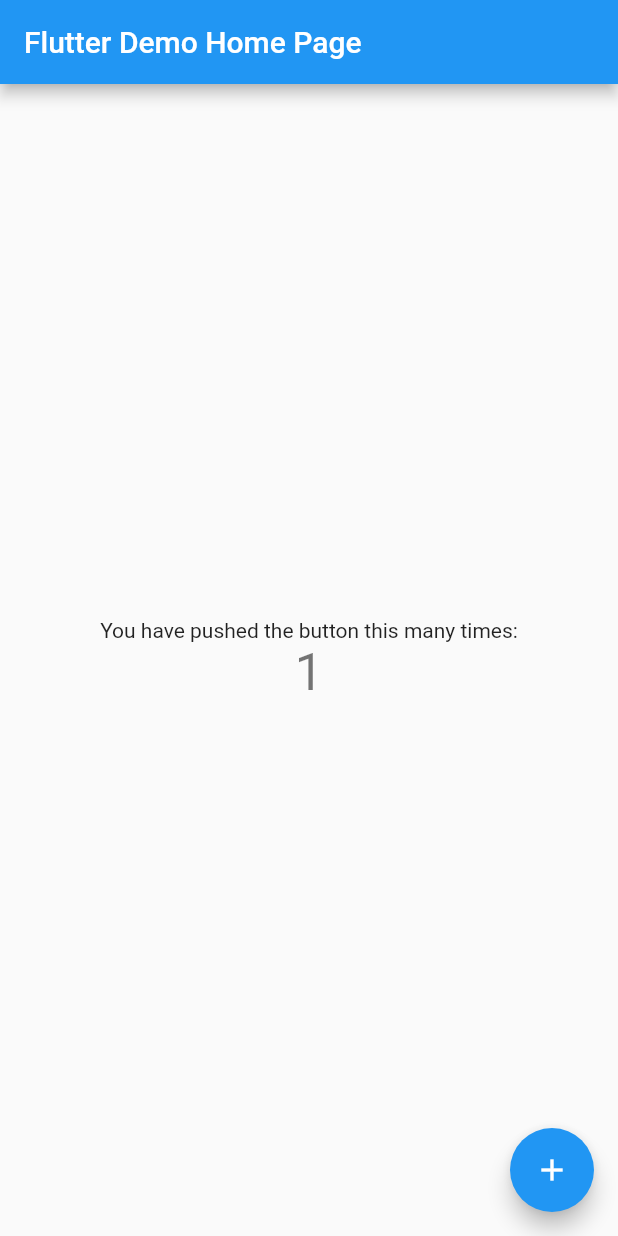
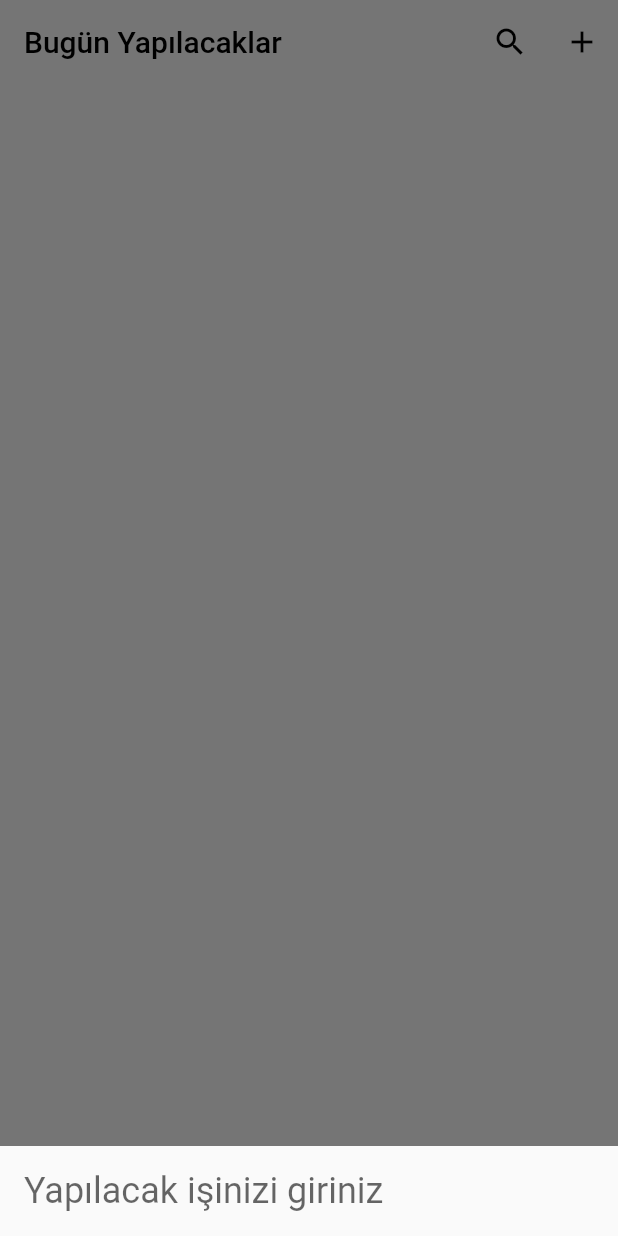
Before and after one commit to erenadgzl/todoapp, a Flutter app: the screen it shows after launch, after a tap on the "add" icon, on a phone screen of 412 x 824 dp. Run offline on Flutter 3.47's test engine with Material 2 defaults, Android fonts, the phone set to English and light mode, and no system bars.

Commit message:
add icon and bottom sheet

```diff
--- a/lib/main.dart
+++ b/lib/main.dart
@@ -1,115 +1,29 @@
 import 'package:flutter/material.dart';
+import 'package:flutter/services.dart';
+import 'package:todoapp/pages/home_page.dart';
 
 void main() {
+  SystemChrome.setSystemUIOverlayStyle(
+      const SystemUiOverlayStyle(statusBarColor: Colors.transparent));
   runApp(const MyApp());
 }
 
 class MyApp extends StatelessWidget {
   const MyApp({Key? key}) : super(key: key);
 
-  // This widget is the root of your application.
   @override
   Widget build(BuildContext context) {
     return MaterialApp(
+      debugShowCheckedModeBanner: false,
       title: 'Flutter Demo',
       theme: ThemeData(
-        // This is the theme of your application.
-        //
-        // Try running your application with "flutter run". You'll see the
-        // application has a blue toolbar. Then, without quitting the app, try
-        // changing the primarySwatch below to Colors.green and then invoke
-        // "hot reload" (press "r" in the console where you ran "flutter run",
-        // or simply save your changes to "hot reload" in a Flutter IDE).
-        // Notice that the counter didn't reset back to zero; the application
-        // is not restarted.
-        primarySwatch: Colors.blue,
-      ),
-      home: const MyHomePage(title: 'Flutter Demo Home Page'),
+          primarySwatch: Colors.blue,
+          appBarTheme: const AppBarTheme(
+            elevation: 0,
+            backgroundColor: Colors.white,
+            iconTheme: IconThemeData(color: Colors.black),
+          )),
+      home: const HomePage(),
     );
   }
 }
-
-class MyHomePage extends StatefulWidget {
-  const MyHomePage({Key? key, required this.title}) : super(key: key);
-
-  // This widget is the home page of your application. It is stateful, meaning
-  // that it has a State object (defined below) that contains fields that affect
-  // how it looks.
-
-  // This class is the configuration for the state. It holds the values (in this
-  // case the title) provided by the parent (in this case the App widget) and
-  // used by the build method of the State. Fields in a Widget subclass are
-  // always marked "final".
-
-  final String title;
-
-  @override
-  State<MyHomePage> createState() => _MyHomePageState();
-}
-
-class _MyHomePageState extends State<MyHomePage> {
-  int _counter = 0;
-
-  void _incrementCounter() {
-    setState(() {
-      // This call to setState tells the Flutter framework that something has
-      // changed in this State, which causes it to rerun the build method below
-      // so that the display can reflect the updated values. If we changed
-      // _counter without calling setState(), then the build method would not be
-      // called again, and so nothing would appear to happen.
-      _counter++;
-    });
-  }
-
-  @override
-  Widget build(BuildContext context) {
-    // This method is rerun every time setState is called, for instance as done
-    // by the _incrementCounter method above.
-    //
-    // The Flutter framework has been optimized to make rerunning build methods
-    // fast, so that you can just rebuild anything that needs updating rather
-    // than having to individually change instances of widgets.
-    return Scaffold(
-      appBar: AppBar(
-        // Here we take the value from the MyHomePage object that was created by
-        // the App.build method, and use it to set our appbar title.
-        title: Text(widget.title),
-      ),
-      body: Center(
-        // Center is a layout widget. It takes a single child and positions it
-        // in the middle of the parent.
-        child: Column(
-          // Column is also a layout widget. It takes a list of children and
-          // arranges them vertically. By default, it sizes itself to fit its
-          // children horizontally, and tries to be as tall as its parent.
-          //
-          // Invoke "debug painting" (press "p" in the console, choose the
-          // "Toggle Debug Paint" action from the Flutter Inspector in Android
-          // Studio, or the "Toggle Debug Paint" command in Visual Studio Code)
-          // to see the wireframe for each widget.
-          //
-          // Column has various properties to control how it sizes itself and
-          // how it positions its children. Here we use mainAxisAlignment to
-          // center the children vertically; the main axis here is the vertical
-          // axis because Columns are vertical (the cross axis would be
-          // horizontal).
-          mainAxisAlignment: MainAxisAlignment.center,
-          children: <Widget>[
-            const Text(
-              'You have pushed the button this many times:',
-            ),
-            Text(
-              '$_counter',
-              style: Theme.of(context).textTheme.headline4,
-            ),
-          ],
-        ),
-      ),
-      floatingActionButton: FloatingActionButton(
-        onPressed: _incrementCounter,
-        tooltip: 'Increment',
-        child: const Icon(Icons.add),
-      ), // This trailing comma makes auto-formatting nicer for build methods.
-    );
-  }
-}
--- /dev/null
+++ b/lib/pages/home_page.dart
@@ -0,0 +1,51 @@
+import 'package:flutter/material.dart';
+
+class HomePage extends StatelessWidget {
+  const HomePage({Key? key}) : super(key: key);
+
+  @override
+  Widget build(BuildContext context) {
+    return Scaffold(
+      backgroundColor: Colors.white,
+      appBar: AppBar(
+        title: const Text(
+          'Bugün Yapılacaklar',
+          style: TextStyle(color: Colors.black),
+        ),
+        centerTitle: false,
+        actions: [
+          IconButton(
+            icon: const Icon(Icons.search),
+            onPressed: () {},
+          ),
+          IconButton(
+            icon: const Icon(Icons.add),
+            onPressed: () {
+              _showAddTaskBottomSheet(context);
+            },
+          )
+        ],
+      ),
+    );
+  }
+
+  void _showAddTaskBottomSheet(BuildContext context) {
+    showModalBottomSheet(
+      context: context,
+      builder: (context) {
+        return Container(
+          padding:
+              EdgeInsets.only(bottom: MediaQuery.of(context).viewInsets.bottom),
+          width: MediaQuery.of(context).size.width,
+          child: const ListTile(
+              title: TextField(
+            style: TextStyle(fontSize: 24),
+            decoration: InputDecoration(
+                hintText: "Yapılacak işinizi giriniz",
+                border: InputBorder.none),
+          )),
+        );
+      },
+    );
+  }
+}
```
